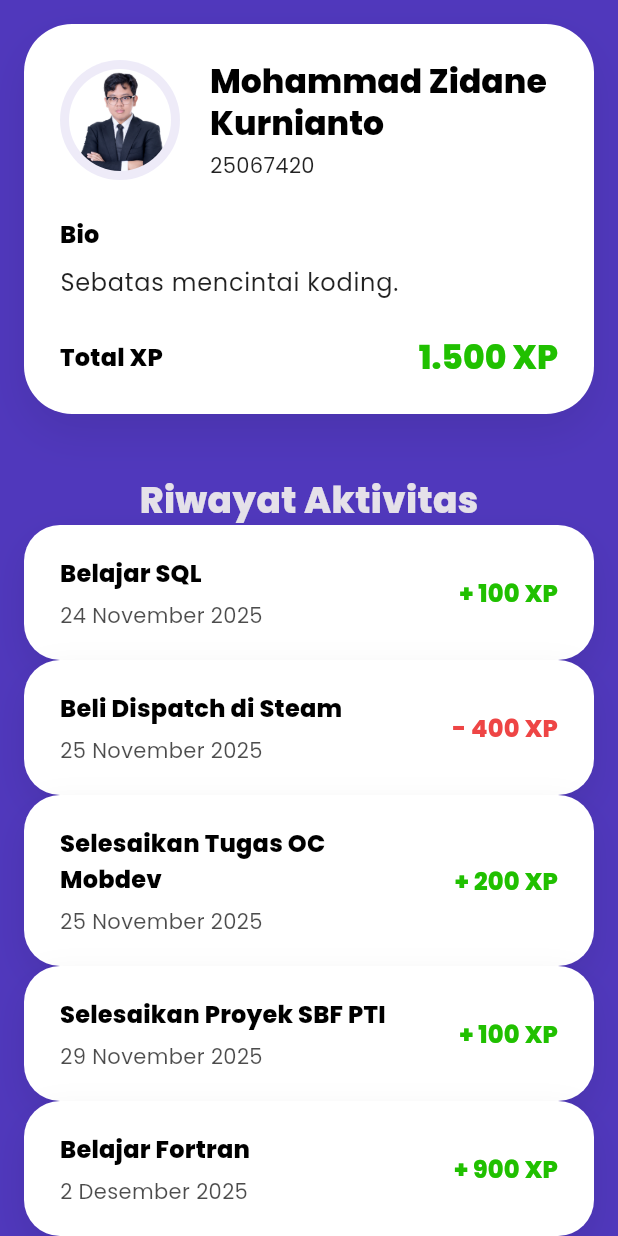
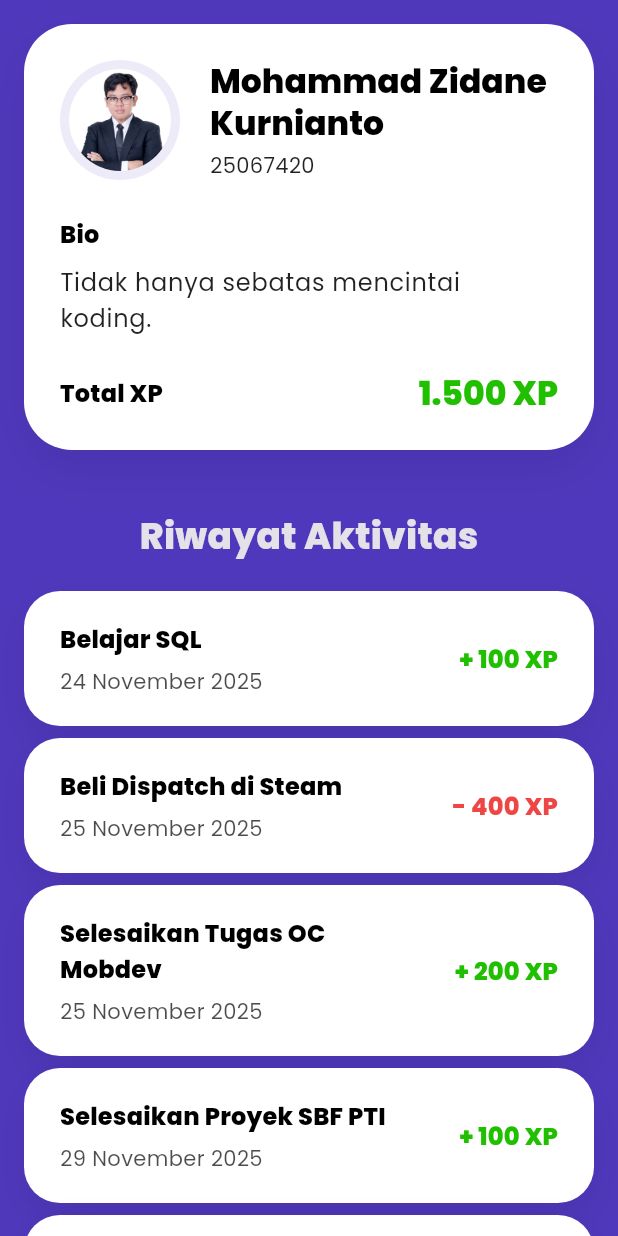
Before and after one commit to Sharkfin07/ristek-activity-tracker, a Flutter app: the HomeScreen screen opened by its route, on a phone screen of 412 x 824 dp. Run offline on Flutter 3.47's test engine with Material 3 defaults, Android fonts, the phone set to English and light mode, and no system bars.

Commit message:
style: added spacing between activity items in the activity screen

```diff
--- a/lib/screens/home.dart
+++ b/lib/screens/home.dart
@@ -14,18 +14,27 @@ class HomeScreen extends StatelessWidget {
             padding: const EdgeInsets.all(16.0),
             child: Column(
               children: [
+                // * Profile
                 Profile(
                   name: "Mohammad Zidane Kurnianto",
                   npm: "25067420",
-                  bio: "Sebatas mencintai koding.",
+                  bio: "Tidak hanya sebatas mencintai koding.",
                   totalXp: 1500,
                 ),
+
                 SizedBox(height: 40),
+
+                // * Activity Header
                 Text(
                   "Riwayat Aktivitas",
                   style: TextStyle(fontWeight: FontWeight.bold, fontSize: 24),
                 ),
+
+                SizedBox(height: 20),
+
+                // * Activity list
                 Column(
+                  spacing: 8,
                   children: [
                     ActivityCard(
                       title: "Belajar SQL",
```
